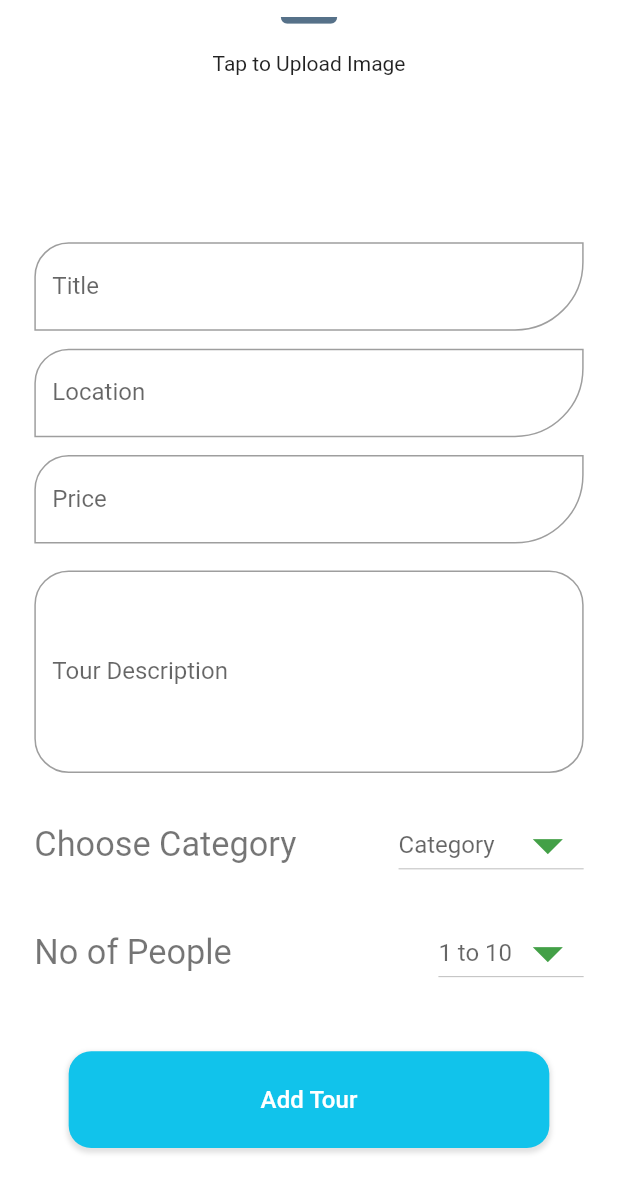
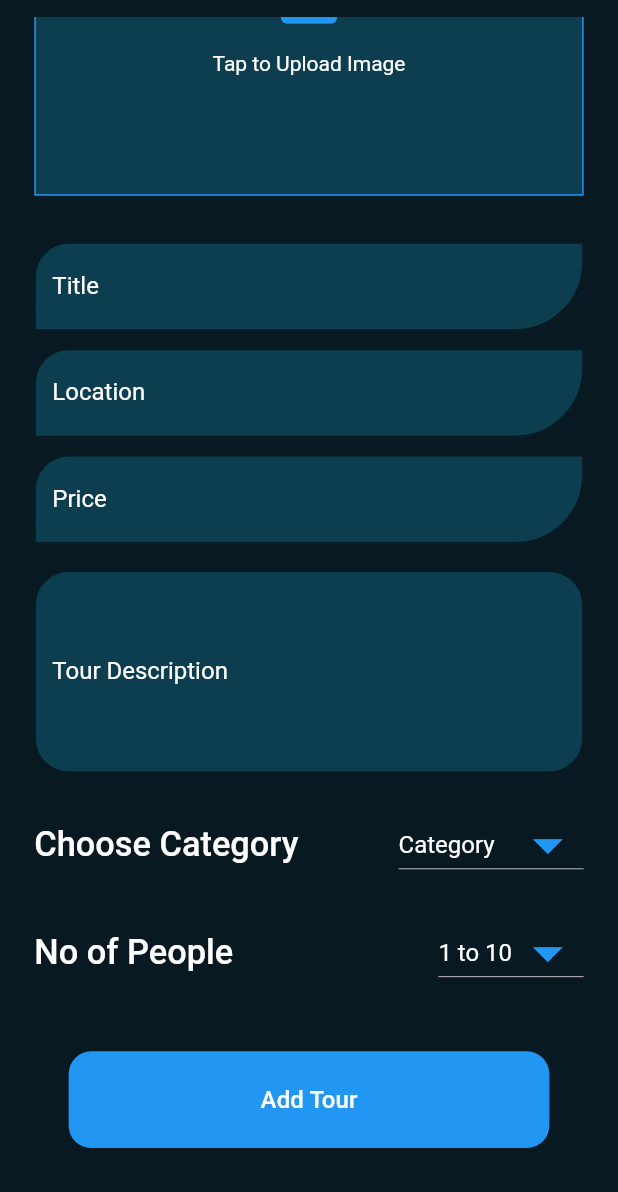
Before and after one commit to ZainMughal329/tour_guide, a Flutter app: the CompanyAddTourScreen screen opened by its route, scrolled down 121 dp, on a phone screen of 412 x 824 dp. Shown: the top 1192 px of the screen. Run offline on Flutter 3.47's test engine with Material 2 defaults, Android fonts, the phone set to English and light mode, and no system bars; our stand-ins replace cloud_firestore, cloud_functions, firebase_auth, firebase_core, firebase_storage, flutter_screenutil and 8 more; accounts and stored records are empty.

Commit message:
design add tour screen

```diff
--- a/lib/ReUsable/Components/round_button.dart
+++ b/lib/ReUsable/Components/round_button.dart
@@ -27,18 +27,18 @@ class RoundButton extends StatelessWidget {
         padding: EdgeInsets.all(10.w),
         margin: EdgeInsets.only(bottom: 15.h),
         decoration: BoxDecoration(
-          color: AppColors.activeIconColor,
+          color: color,
           borderRadius: const BorderRadius.all(
             Radius.circular(15),
           ),
-          boxShadow: [
-            BoxShadow(
-              color: Colors.grey.withOpacity(0.3),
-              spreadRadius: 1,
-              blurRadius: 2,
-              offset: const Offset(0, 2),
-            ),
-          ],
+          // boxShadow: [
+          //   BoxShadow(
+          //     color: Colors.grey.withOpacity(0.3),
+          //     spreadRadius: 1,
+          //     blurRadius: 2,
+          //     offset: const Offset(0, 2),
+          //   ),
+          // ],
         ),
         child: Center(
           child: loading
--- a/lib/pages/companyScreen/add_tour/view.dart
+++ b/lib/pages/companyScreen/add_tour/view.dart
@@ -15,18 +15,28 @@ class CompanyAddTourScreen extends GetView<CompanyAddTourController> {
   final _formKey = GlobalKey<FormState>();
 
   Widget _textField(TextEditingController contr, FocusNode focNode,
-      String labelText, String descrip) {
+      String labelText, String  descrip, TextInputAction action) {
     return Padding(
       padding: EdgeInsets.symmetric(vertical: 5.h),
       child: TextFormField(
         controller: contr,
         focusNode: focNode,
+        textInputAction: action,
+        style: TextStyle(color: Colors.white),
         validator: (value) {},
         onFieldSubmitted: (value) {},
         decoration: InputDecoration(
+
           hintText: descrip,
+          hintStyle: TextStyle(color: Colors.white),
+          filled: true,
+          fillColor: AppColors.cardBgColor,
           labelText: labelText,
+          labelStyle: TextStyle(color: Colors.white),
           border: OutlineInputBorder(
+            borderSide: BorderSide(
+              color: AppColors.iconsColor,
+            ),
             borderRadius: BorderRadius.only(
               topLeft: Radius.circular(20.r),
               bottomRight: Radius.circular(40.r),
@@ -42,10 +52,10 @@ class CompanyAddTourScreen extends GetView<CompanyAddTourController> {
       () => Expanded(
         flex: 0,
         child: DropdownButton(
-          iconEnabledColor: AppColors.SuccessColor,
+          iconEnabledColor: AppColors.iconsColor,
           iconSize: 40.0.h,
           hint: controller.state.catValue.value == ""
-              ? Text("Category")
+              ? Text("Category",style:TextStyle(color: Colors.white ),)
               : Text(controller.state.catValue.value),
           items: [
             DropdownMenuItem(
@@ -78,11 +88,12 @@ class CompanyAddTourScreen extends GetView<CompanyAddTourController> {
       () => Expanded(
         flex: 0,
         child: DropdownButton(
-          iconEnabledColor: AppColors.SuccessColor,
+          iconEnabledColor: AppColors.iconsColor,
           iconSize: 40.0.h,
           hint: controller.state.tourPeople.value == ""
-              ? Text("1 to 10")
+              ? Text("1 to 10" , style: TextStyle(color: Colors.white),)
               : Text(controller.state.tourPeople.value),
+          // style: TextStyle(color: Colors.white),
           items: [
             DropdownMenuItem(
               child: Text("1"),
@@ -136,8 +147,8 @@ class CompanyAddTourScreen extends GetView<CompanyAddTourController> {
   @override
   Widget build(BuildContext context) {
     return Scaffold(
-      backgroundColor: AppColors.primaryBackground,
-      resizeToAvoidBottomInset: true,
+      backgroundColor: AppColors.bgColor,
+      resizeToAvoidBottomInset: false,
       body: Padding(
         padding: EdgeInsets.all(10.w),
         child: SafeArea(
@@ -160,6 +171,13 @@ class CompanyAddTourScreen extends GetView<CompanyAddTourController> {
                     child: Container(
                         height: 200.h,
                         width: double.infinity,
+                        decoration: BoxDecoration(
+                          color: controller.image == null ?  AppColors.cardBgColor : AppColors.bgColor,
+                          border: Border.all(
+                            color: controller.image == null ? AppColors.iconsColor : AppColors.bgColor,
+                            // width: 3.0,
+                          ),
+                        ),
                         child: Column(
                           mainAxisAlignment: MainAxisAlignment.center,
                           children: [
@@ -168,24 +186,22 @@ class CompanyAddTourScreen extends GetView<CompanyAddTourController> {
                               return Column(
                                 children: [
                                   ClipRRect(
-                                    borderRadius: BorderRadius.circular(100.r),
+                                    // borderRadius: BorderRadius.circular(100.r),
+
                                     child: controller.image == null
                                         ? Icon(
                                             Icons.image,
                                             size: 50,
                                             color:
-                                                AppColors.activeTabElementColor,
+                                                AppColors.iconsColor,
                                           )
                                         : Container(
-                                            height: 150.h,
+                                            height: 185.h,
                                             width: double.infinity,
-                                            child: Padding(
-                                              padding:  EdgeInsets.all(0.w),
-                                              child: Image.file(
-                                                File(controller.image!.path)
-                                                    .absolute,
-                                                fit: BoxFit.fitWidth,
-                                              ),
+                                            child: Image.file(
+                                              File(controller.image!.path)
+                                                  .absolute,
+                                              fit: BoxFit.fill,
                                             ),
                                           ),
                                   ),
@@ -193,8 +209,8 @@ class CompanyAddTourScreen extends GetView<CompanyAddTourController> {
                                     height: 10.h,
                                   ),
                                   controller.image == null
-                                      ? Text("Tap to Upload Image")
-                                      : Text(''),
+                                      ? Text("Tap to Upload Image" , style: TextStyle(color: Colors.white),)
+                                      : Container(),
                                 ],
                               );
                             }),
@@ -215,17 +231,18 @@ class CompanyAddTourScreen extends GetView<CompanyAddTourController> {
                               controller.state.titleController,
                               controller.state.titleNode,
                               "Title",
-                              "Enter name for your tour"),
+                              "Enter name for your tour",
+                          TextInputAction.next,),
                           _textField(
                               controller.state.locationController,
                               controller.state.locationNode,
                               "Location",
-                              "Enter Location of your tour"),
+                              "Enter Location of your tour",TextInputAction.next,),
                           _textField(
                               controller.state.priceController,
                               controller.state.priceNode,
                               "Price",
-                              "Enter Price for your tour in Rs"),
+                              "Enter Price for your tour in Rs",TextInputAction.next,),
                         ],
                       ),
                     ),
@@ -234,12 +251,20 @@ class CompanyAddTourScreen extends GetView<CompanyAddTourController> {
                       child: TextField(
                         controller: controller.state.descrepController,
                         focusNode: controller.state.descrepNode,
+                        style: TextStyle(color: Colors.white),
                         onEditingComplete: () {},
                         onSubmitted: (value) {},
                         decoration: InputDecoration(
+                            filled: true,
+                            fillColor: AppColors.cardBgColor,
                             labelText: "Tour Description",
+                            labelStyle: TextStyle(color: Colors.white),
                             hintText: "Enter long description about you tour",
+                            hintStyle: TextStyle(color: Colors.white),
                             border: OutlineInputBorder(
+                              borderSide: BorderSide(
+                                color: AppColors.iconsColor,
+                              ),
                               borderRadius: BorderRadius.circular(20.r),
                             )),
                         maxLines: 5,
@@ -252,10 +277,7 @@ class CompanyAddTourScreen extends GetView<CompanyAddTourController> {
                         children: [
                           Center(
                             child: Text("Choose Category",
-                                style: Theme.of(context)
-                                    .textTheme
-                                    .displaySmall!
-                                    .copyWith(fontSize: 20.sp)),
+                                style: TextStyle(color: Colors.white , fontWeight: FontWeight.w500, fontSize: 20.sp)),
                           ),
                           SizedBox(
                             width: 40.w,
@@ -271,10 +293,7 @@ class CompanyAddTourScreen extends GetView<CompanyAddTourController> {
                         children: [
                           Center(
                             child: Text("No of People",
-                                style: Theme.of(context)
-                                    .textTheme
-                                    .displaySmall!
-                                    .copyWith(fontSize: 20.sp)),
+                                style: TextStyle(color: Colors.white , fontWeight: FontWeight.w500, fontSize: 20.sp),),
                           ),
                           SizedBox(
                             width: 40.w,
@@ -291,6 +310,7 @@ class CompanyAddTourScreen extends GetView<CompanyAddTourController> {
                                 color: AppColors.activeTabElementColor,
                               )
                             : RoundButton(
+                          color: Colors.blue,
                                 title: "Add Tour",
                                 onPress: () {
                                   if (controller
```
